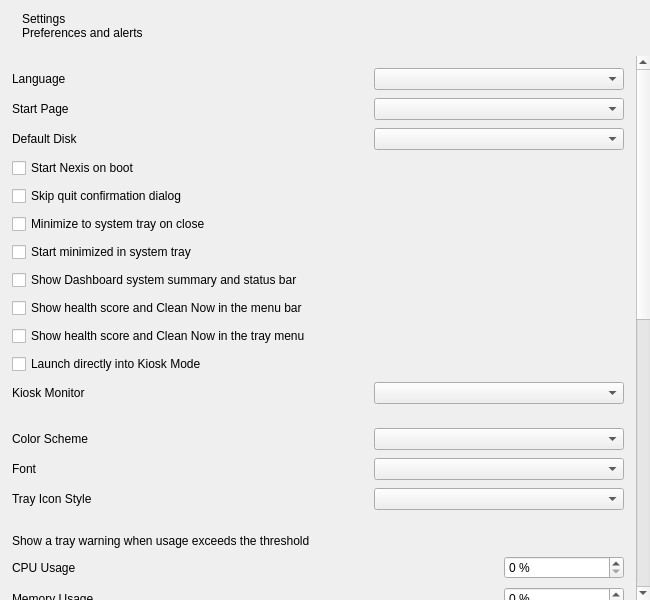
Qt form shared/nexis/Pages/Settings/settings_page.ui (s4solutionsllc/Nexis) before a commit.
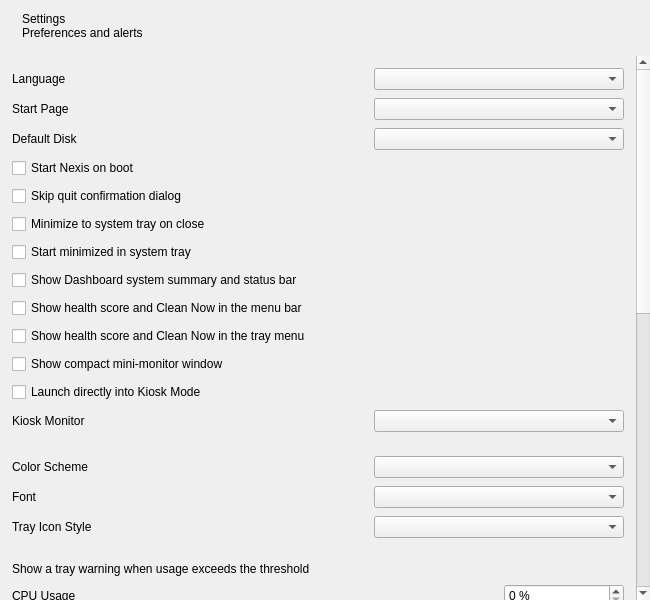
The same form after that commit.

Commit message: feat(shared): compact always-on-top mini-monitor window (SSO-23855) (#420)

Patch:
```diff
--- a/shared/nexis/Pages/Settings/settings_page.ui
+++ b/shared/nexis/Pages/Settings/settings_page.ui
@@ -208,6 +208,15 @@
           </item>
 
           <item row="10" column="0" colspan="2">
+           <widget class="QCheckBox" name="checkMiniMonitor">
+            <property name="text"><string>Show compact mini-monitor window</string></property>
+            <property name="toolTip"><string>A small, always-on-top window showing health score and CPU/MEM/disk usage.</string></property>
+            <property name="cursor"><cursorShape>PointingHandCursor</cursorShape></property>
+            <property name="focusPolicy"><enum>Qt::NoFocus</enum></property>
+           </widget>
+          </item>
+
+          <item row="11" column="0" colspan="2">
            <widget class="QCheckBox" name="checkLaunchInKioskMode">
             <property name="text"><string>Launch directly into Kiosk Mode</string></property>
             <property name="toolTip"><string>Starts Nexis in full-screen kiosk mode as soon as it launches, without needing to press F11.</string></property>
@@ -216,12 +225,12 @@
            </widget>
           </item>
 
-          <item row="11" column="0">
+          <item row="12" column="0">
            <widget class="QLabel" name="lblKioskMonitor">
             <property name="text"><string>Kiosk Monitor</string></property>
            </widget>
           </item>
-          <item row="11" column="1">
+          <item row="12" column="1">
            <widget class="QComboBox" name="cmbKioskMonitor">
             <property name="sizePolicy">
              <sizepolicy hsizetype="Expanding" vsizetype="Fixed">
```
The commit also changes 17 other files.
